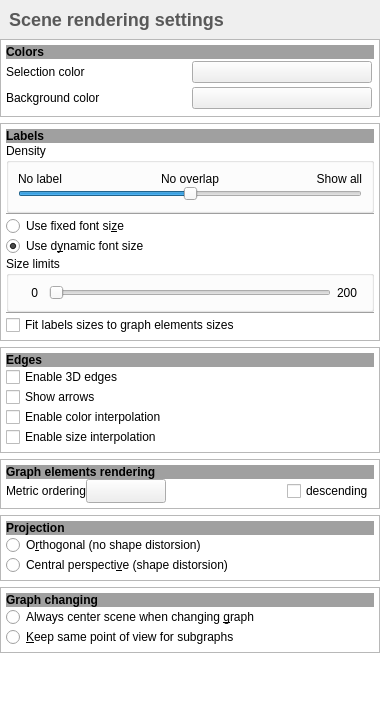
Qt form library/tulip-gui/designer/SceneConfigWidget.ui (Tulip-Dev/tulip) before a commit.
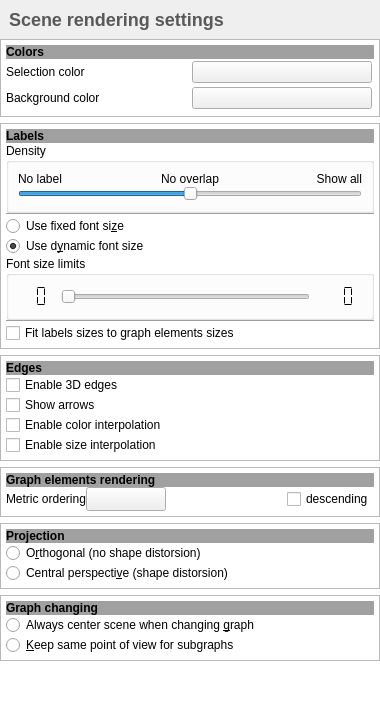
The same form after that commit. Icons and pictures are not drawn. Custom widgets are drawn as their Qt base class.

Commit message: SceneConfigWidget enhancements: display the font size limits using QLCDNumber instead of QLabel + add some tooltips + cleanup

What changed in the file:
```diff
--- a/library/tulip-gui/designer/SceneConfigWidget.ui
+++ b/library/tulip-gui/designer/SceneConfigWidget.ui
@@ -435,25 +435,34 @@
           <item>
            <widget class="QGroupBox" name="sizeLimitsGB">
             <property name="title">
-             <string>Size limits</string>
+             <string>Font size limits</string>
             </property>
             <layout class="QHBoxLayout" name="horizontalLayout">
+             <property name="spacing">
+              <number>6</number>
+             </property>
+             <property name="leftMargin">
+              <number>0</number>
+             </property>
+             <property name="rightMargin">
+              <number>9</number>
+             </property>
              <item>
-              <widget class="QLabel" name="labelsMinSizeLabel">
+              <widget class="QLCDNumber" name="labelsMinSize">
                <property name="sizePolicy">
-                <sizepolicy hsizetype="Fixed" vsizetype="Preferred">
+                <sizepolicy hsizetype="Fixed" vsizetype="Fixed">
                  <horstretch>0</horstretch>
                  <verstretch>0</verstretch>
                 </sizepolicy>
                </property>
-               <property name="minimumSize">
-                <size>
-                 <width>25</width>
-                 <height>0</height>
-                </size>
+               <property name="frameShape">
+                <enum>QFrame::NoFrame</enum>
                </property>
-               <property name="text">
-                <string>    0</string>
+               <property name="digitCount">
+                <number>3</number>
+               </property>
+               <property name="segmentStyle">
+                <enum>QLCDNumber::Flat</enum>
                </property>
               </widget>
              </item>
@@ -477,24 +486,27 @@
               </widget>
              </item>
              <item>
-              <widget class="QLabel" name="labelsMaxSizeLabel">
-               <property name="enabled">
-                <bool>true</bool>
-               </property>
+              <widget class="QLCDNumber" name="labelsMaxSize">
                <property name="sizePolicy">
-                <sizepolicy hsizetype="Fixed" vsizetype="Preferred">
+                <sizepolicy hsizetype="Fixed" vsizetype="Fixed">
                  <horstretch>0</horstretch>
                  <verstretch>0</verstretch>
                 </sizepolicy>
                </property>
-               <property name="minimumSize">
-                <size>
-                 <width>25</width>
-                 <height>0</height>
-                </size>
+               <property name="frameShape">
+                <enum>QFrame::NoFrame</enum>
                </property>
-               <property name="text">
-                <string>200</string>
+               <property name="lineWidth">
+                <number>0</number>
+               </property>
+               <property name="numDigits">
+                <number>3</number>
+               </property>
+               <property name="digitCount">
+                <number>3</number>
+               </property>
+               <property name="segmentStyle">
+                <enum>QLCDNumber::Flat</enum>
                </property>
               </widget>
              </item>
```
Left out of the diff: 127 changed lines with no effect on the pictures. The commit also changes 2 other files.
